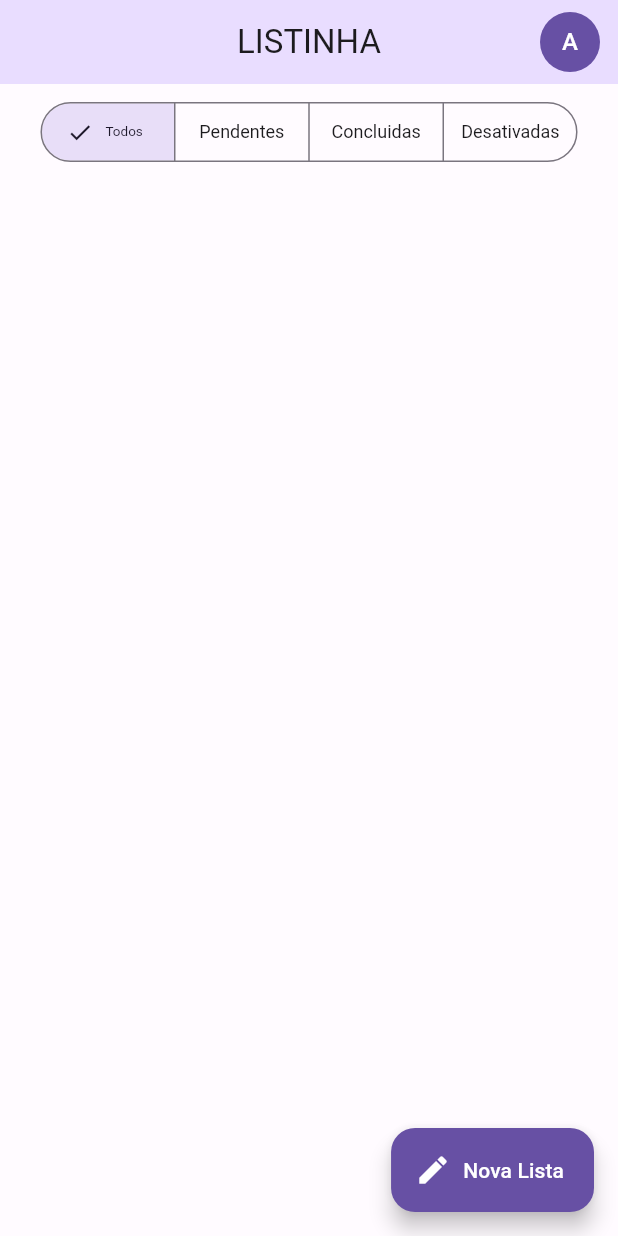
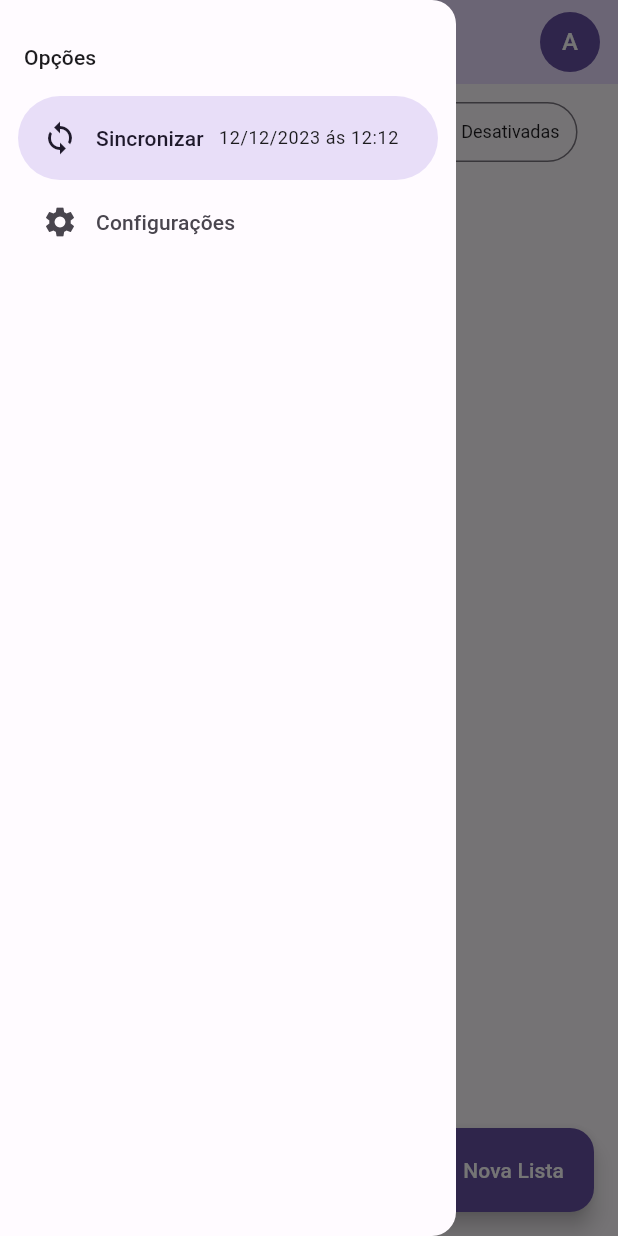
Before and after one commit to DanielErnany/listinha, a Flutter app: the screen it shows after launch, with the side drawer open (before the commit the screen has no drawer), on a phone screen of 412 x 824 dp. Run offline on Flutter 3.47's test engine with Material 2 defaults, Android fonts, the phone set to English and light mode, and no system bars.

Commit message:
:lipstick: add CustomDrawer em HomePage

```diff
--- a/app/lib/src/home/home_page.dart
+++ b/app/lib/src/home/home_page.dart
@@ -1,5 +1,7 @@
 import 'package:flutter/material.dart';
 import 'package:listinha/src/shared/widgets/user_image_button.dart';
+
+import 'widgets/custom_drawer.dart';
 
 class HomePage extends StatefulWidget {
   const HomePage({Key? key}) : super(key: key);
@@ -21,6 +23,7 @@ class _HomePageState extends State<HomePage> {
           ),
         ],
       ),
+      drawer: const CustomDrawer(),
       body: Center(
         child: Column(
           children: [
--- /dev/null
+++ b/app/lib/src/home/widgets/custom_drawer.dart
@@ -0,0 +1,37 @@
+import 'package:flutter/material.dart';
+
+class CustomDrawer extends StatelessWidget {
+  const CustomDrawer({Key? key}) : super(key: key);
+
+  @override
+  Widget build(BuildContext context) {
+    return NavigationDrawer(
+      children: [
+        Padding(
+          padding: const EdgeInsets.fromLTRB(16, 28, 16, 16),
+          child: Text(
+            'Opções',
+            style: Theme.of(context).textTheme.titleSmall,
+          ),
+        ),
+        NavigationDrawerDestination(
+          icon: const Icon(Icons.sync),
+          label: Row(
+            children: [
+              const Text('Sincronizar'),
+              const SizedBox(width: 10),
+              Text(
+                '12/12/2023 ás 12:12',
+                style: Theme.of(context).textTheme.bodySmall,
+              ),
+            ],
+          ),
+        ),
+        const NavigationDrawerDestination(
+          icon: Icon(Icons.settings),
+          label: Text('Configurações'),
+        ),
+      ],
+    );
+  }
+}
```
